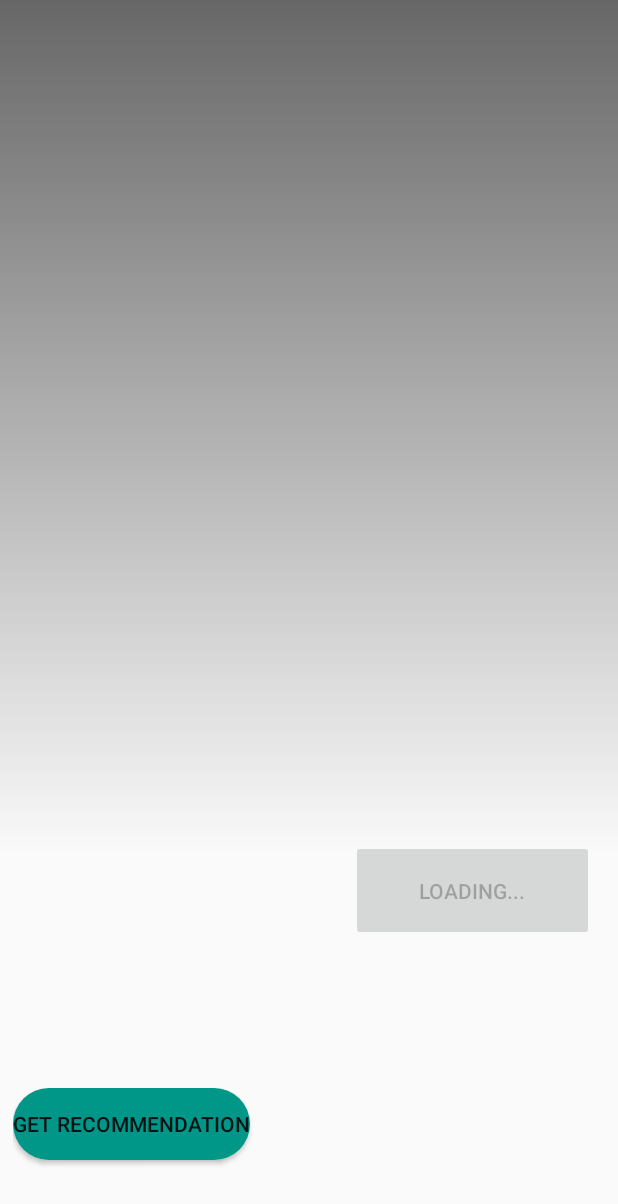
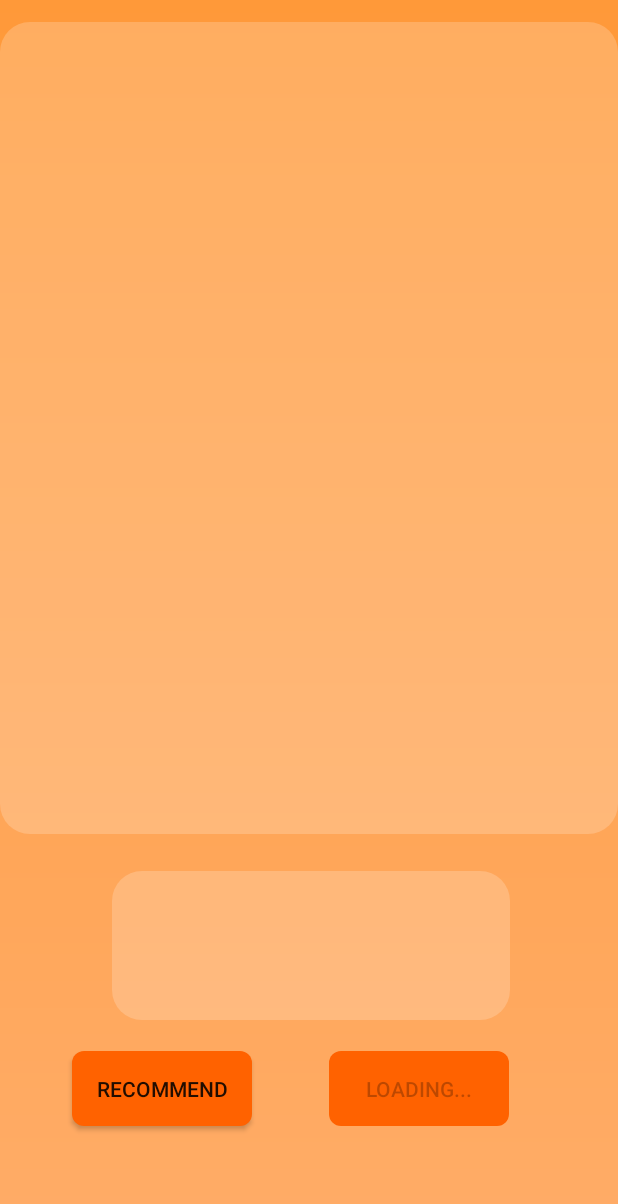
Before and after one commit to binc74/food-recommendation, an Android app: the TestActivity screen opened directly, with no data from a screen before it, on a phone screen of 412 x 824 dp. Shown: the top 1204 px of the screen. Run offline under Robolectric (Android 15) with nearby library versions, the phone set to English and light mode, and no system bars; libraries missing offline, so code that uses them is left out: com.ibm.watson; 10 statements that could not run were skipped.

Commit message:
UI enhancement

```diff
--- a/app/src/main/res/layout/activity_login.xml
+++ b/app/src/main/res/layout/activity_login.xml
@@ -71,6 +71,7 @@
         <LinearLayout
             android:layout_width="match_parent"
             android:layout_height="wrap_content"
+            android:layout_marginTop="16dp"
             android:orientation="horizontal">
 
             <Button
@@ -79,6 +80,7 @@
                 android:layout_width="wrap_content"
                 android:layout_height="wrap_content"
                 android:layout_marginTop="16dp"
+                android:layout_marginStart="68dp"
                 android:background="@drawable/buttonbkg"
                 android:text="@string/action_sign_in"
                 android:textColor="#ffc28d"
@@ -87,7 +89,7 @@
             <Button
                 android:id="@+id/email_sign_up"
                 style="?android:textAppearanceSmall"
-                android:layout_marginStart="20dp"
+                android:layout_marginStart="44dp"
                 android:layout_width="wrap_content"
                 android:layout_height="wrap_content"
                 android:layout_marginTop="16dp"
--- a/app/src/main/res/layout/activity_pref_set.xml
+++ b/app/src/main/res/layout/activity_pref_set.xml
@@ -12,7 +12,7 @@
     <android.support.constraint.ConstraintLayout
         android:layout_width="wrap_content"
         android:layout_height="wrap_content"
-        android:layout_marginStart="28dp"
+        android:layout_marginStart="26dp"
         android:layout_marginTop="16dp"
         app:layout_constraintStart_toStartOf="parent"
         app:layout_constraintTop_toTopOf="parent">
@@ -76,7 +76,8 @@
             android:layout_marginTop="8dp"
             android:background="@drawable/settingbkg"
             android:orientation="horizontal"
-            app:layout_constraintStart_toStartOf="parent">
+            app:layout_constraintStart_toStartOf="parent"
+            app:layout_constraintTop_toBottomOf="@id/statusLayout">
 
             <EditText
                 android:id="@+id/editText2"
--- a/app/src/main/res/layout/activity_sign_up.xml
+++ b/app/src/main/res/layout/activity_sign_up.xml
@@ -38,6 +38,7 @@
     <LinearLayout
         android:layout_width="wrap_content"
         android:layout_height="wrap_content"
+        android:layout_marginTop="20dp"
         android:orientation="horizontal">
 
         <Button
@@ -45,7 +46,7 @@
             android:layout_width="wrap_content"
             android:layout_height="wrap_content"
             android:background="@drawable/buttonbkg"
-            android:layout_marginStart="20dp"
+            android:layout_marginStart="79dp"
             android:textColor="#ffc28d"
             android:textStyle="bold"
             android:text="@string/submit_form" />
@@ -55,7 +56,7 @@
             android:layout_width="wrap_content"
             android:layout_height="wrap_content"
             android:background="@drawable/buttonbkg"
-            android:layout_marginStart="20dp"
+            android:layout_marginStart="44dp"
             android:text="@string/back"
             android:textColor="#ffc28d"
             android:textStyle="bold" />
--- a/app/src/main/res/layout/activity_test.xml
+++ b/app/src/main/res/layout/activity_test.xml
@@ -2,71 +2,69 @@
 <android.support.constraint.ConstraintLayout xmlns:android="http://schemas.android.com/apk/res/android"
     xmlns:app="http://schemas.android.com/apk/res-auto"
     xmlns:tools="http://schemas.android.com/tools"
+    android:background="@drawable/bkglogin"
     android:layout_width="match_parent"
     android:layout_height="match_parent"
     tools:context=".TestActivity">
 
     <ImageView
         android:id="@+id/image"
+        android:background="@drawable/settingbkg"
         android:layout_width="match_parent"
-        android:layout_height="524dp"
-        android:layout_marginEnd="8dp"
-        android:layout_marginBottom="204dp"
+        android:layout_height="541dp"
+        android:layout_marginBottom="268dp"
         app:layout_constraintBottom_toBottomOf="parent"
         app:layout_constraintEnd_toStartOf="parent" />
 
-    <View
-        android:layout_width="match_parent"
-        android:layout_height="570dp"
-        android:background="@drawable/bgoverlay"
-        android:visibility="visible"
-        tools:layout_editor_absoluteY="-3dp" />
 
     <TextView
         android:id="@+id/tv_visual_rec"
-        android:layout_width="204dp"
+        android:layout_width="265dp"
         android:layout_height="99dp"
         android:layout_marginEnd="8dp"
-        android:layout_marginBottom="104dp"
+        android:layout_marginBottom="144dp"
         android:textAlignment="center"
+        android:background="@drawable/settingbkg"
         app:layout_constraintBottom_toBottomOf="parent"
         app:layout_constraintEnd_toEndOf="parent"
-        app:layout_constraintHorizontal_bias="0.04"
+        app:layout_constraintHorizontal_bias="0.54"
         app:layout_constraintStart_toStartOf="parent" />
 
-    <Button
-        android:id="@+id/DiscoveryButton"
-        android:layout_width="162dp"
-        android:layout_height="67dp"
-        android:layout_marginTop="560dp"
-        android:layout_marginEnd="16dp"
-        android:text="Loading..."
-        app:layout_constraintEnd_toEndOf="parent"
-        app:layout_constraintTop_toTopOf="parent" />
 
-    <LinearLayout
+    <android.support.constraint.ConstraintLayout
         android:id="@+id/linearLayout"
         android:layout_width="395dp"
-        android:layout_height="84dp"
+        android:layout_height="107dp"
         android:layout_marginStart="8dp"
         android:layout_marginEnd="8dp"
         android:layout_marginBottom="10dp"
         android:orientation="horizontal"
         app:layout_constraintBottom_toBottomOf="parent"
         app:layout_constraintEnd_toEndOf="parent"
+        app:layout_constraintHorizontal_bias="0.0"
         app:layout_constraintStart_toStartOf="parent"
-        app:layout_constraintTop_toBottomOf="@+id/tv_visual_rec">
+        app:layout_constraintTop_toBottomOf="@+id/tv_visual_rec"
+        app:layout_constraintVertical_bias="0.777">
 
         <Button
             android:id="@+id/report"
-            android:layout_width="wrap_content"
-            android:layout_height="wrap_content"
-            android:background="@drawable/roundbutton"
-            android:text="Get Recommendation"
-            tools:layout_conversion_absoluteHeight="48dp"
-            tools:layout_conversion_absoluteWidth="395dp"
-            tools:layout_editor_absoluteX="8dp"
-            tools:layout_editor_absoluteY="637dp" />
+            android:layout_width="120dp"
+            android:layout_height="50dp"
+            android:layout_marginStart="40dp"
+            android:background="@drawable/buttonbkg"
+            android:text="Recommend"
+            app:layout_constraintStart_toStartOf="parent"
+            app:layout_constraintTop_toTopOf="parent" />
+
+        <Button
+            android:id="@+id/DiscoveryButton"
+            android:layout_width="120dp"
+            android:layout_height="50dp"
+            android:layout_marginEnd="64dp"
+            android:background="@drawable/buttonbkg"
+            android:text="Loading..."
+            app:layout_constraintEnd_toEndOf="parent"
+            app:layout_constraintTop_toTopOf="parent" />
 
         <TextView
             android:id="@+id/textView8"
@@ -77,6 +75,6 @@
             android:text=""
             app:layout_constraintEnd_toEndOf="parent"
             app:layout_constraintTop_toTopOf="parent" />
-    </LinearLayout>
+    </android.support.constraint.ConstraintLayout>
 
 </android.support.constraint.ConstraintLayout>
```
Also changed, not shown: app/src/main/res/drawable/innersnapicon.xml (added, +9 -0 lines), app/src/main/res/drawable/snapicon.xml (added, +9 -0 lines), app/src/main/res/layout/activity_camera.xml (+23 -9 lines), app/src/main/res/layout/activity_option.xml (+23 -7 lines).
